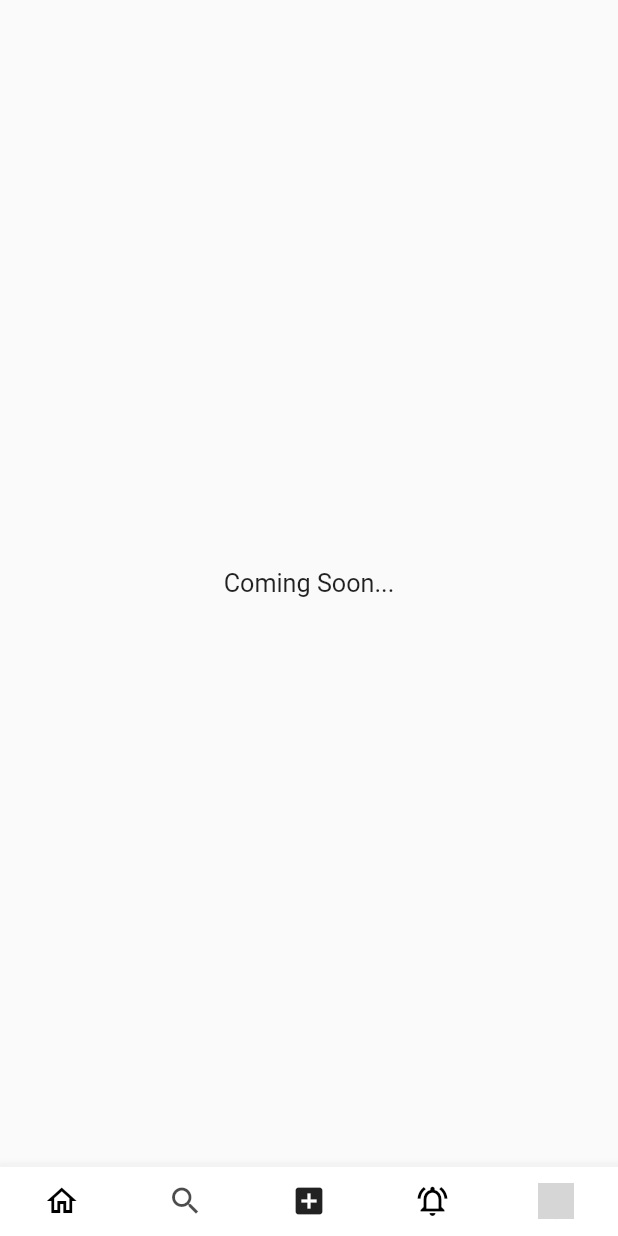
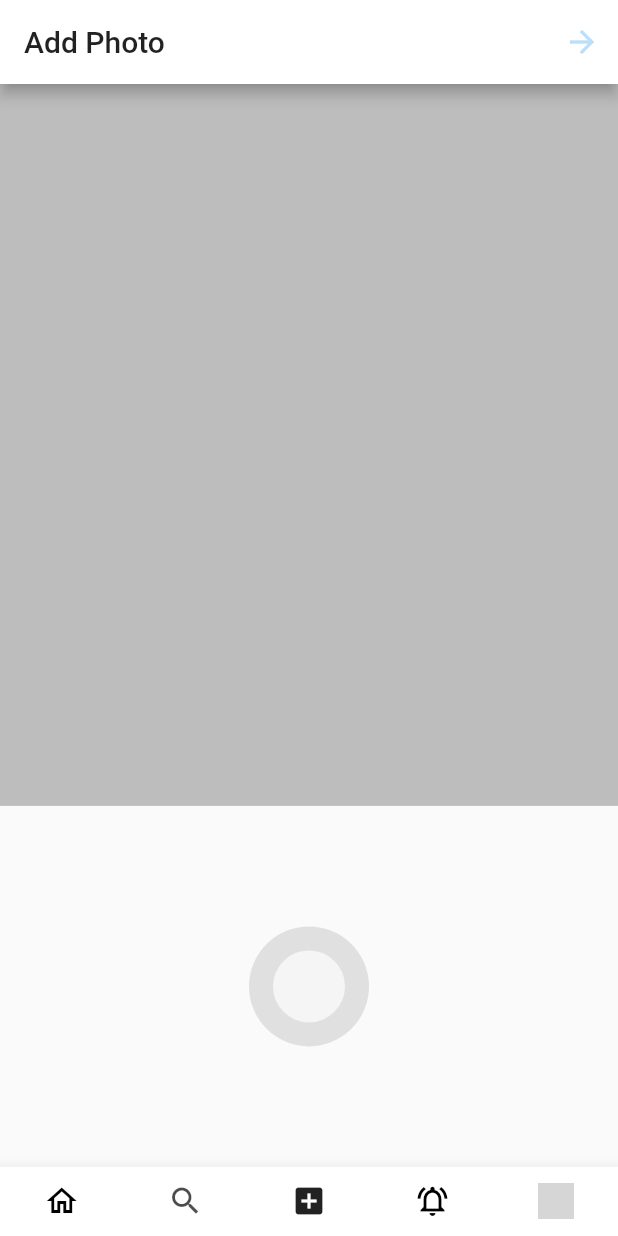
Before and after one commit to bunny1999/insta-clone, a Flutter app: the screen it shows after launch, item 3 of the bottom bar chosen, on a phone screen of 412 x 824 dp. Run offline on Flutter 3.47's test engine with Material 2 defaults, Android fonts, the phone set to English and light mode, and no system bars; our stand-ins replace image_picker, popover; accounts and stored records are empty; network calls fail; grey boxes are pictures that could not be loaded.

Commit message:
upload media feature added

```diff
--- /dev/null
+++ b/lib/upload/helper/pick_image_helper.dart
@@ -0,0 +1,9 @@
+import 'dart:io';
+
+import 'package:image_picker/image_picker.dart';
+
+Future<File> pickFromGallery() async{
+  return await  ImagePicker.pickImage(
+    source: ImageSource.gallery, imageQuality: 50
+  );
+}
--- a/lib/upload/screen/upload_screen.dart
+++ b/lib/upload/screen/upload_screen.dart
@@ -1,10 +1,89 @@
+import 'dart:io';
+
 import 'package:flutter/material.dart';
+import 'package:insta/fake_data.dart';
+import 'package:insta/upload/helper/pick_image_helper.dart';
 
-class UploadScreen extends StatelessWidget {
+class UploadScreen extends StatefulWidget {
+  @override
+  _UploadScreenState createState() => _UploadScreenState();
+}
+
+class _UploadScreenState extends State<UploadScreen> {
+
+  File image;
+
+  @override
+  void initState(){
+    super.initState();
+    //set null
+    setState(() {
+      image=null;
+    });
+  }
+
+  void updateDate(){
+    //TODO:
+    //image is file data manange
+    feedsData.add({
+    'name':'Pyare Mohan',
+    'thumbNail':'https://images.pexels.com/photos/1427288/pexels-photo-1427288.jpeg?auto=compress&cs=tinysrgb&dpr=2&w=500',
+    "photo": "https://images.pexels.com/photos/1650281/pexels-photo-1650281.jpeg?auto=compress&cs=tinysrgb&dpr=2&w=500",
+    "date":"OCTOBER 17",
+    });
+    //naivate to main screen
+  }
+
+
   @override
   Widget build(BuildContext context) {
-    return Container(
-      child: Center(child: Text('Coming Soon...',textScaleFactor: 1.2,)),
+    print(image);
+
+    return SafeArea(
+      child: Scaffold(
+        appBar: AppBar(
+          backgroundColor: Colors.white,
+          title: Text('Add Photo'),
+          actions: [
+            IconButton(
+              icon: Icon(Icons.arrow_forward,color: image!=null?Colors.blue:Colors.blue.shade100,),
+              onPressed: image!=null?()=>updateDate():null
+            )
+          ],
+        ),
+        body: Column(
+          children: [
+            Expanded(
+              flex: 2,
+              child: Container(
+                color: Colors.grey.shade400,
+                child: image!=null?Image.file(image,fit: BoxFit.cover):null,
+              )
+            ),
+            Expanded(
+              child: Container(
+                child: Center(
+                  child: GestureDetector(
+                    onTap: () async {
+                      File _image =  await pickFromGallery();
+                      setState(() {
+                        image = _image;
+                      });
+                    },
+                    child: CircleAvatar(
+                      backgroundColor: Colors.grey.shade300,
+                      maxRadius: 40,
+                      child: CircleAvatar(
+                        maxRadius: 24,
+                      ),
+                    ),
+                  )
+                ),
+              )
+            ),
+          ],
+        ),
+      ),
     );
   }
 }
```
Also changed, not shown: lib/upload/helper/upload_request_helper.dart (added).
